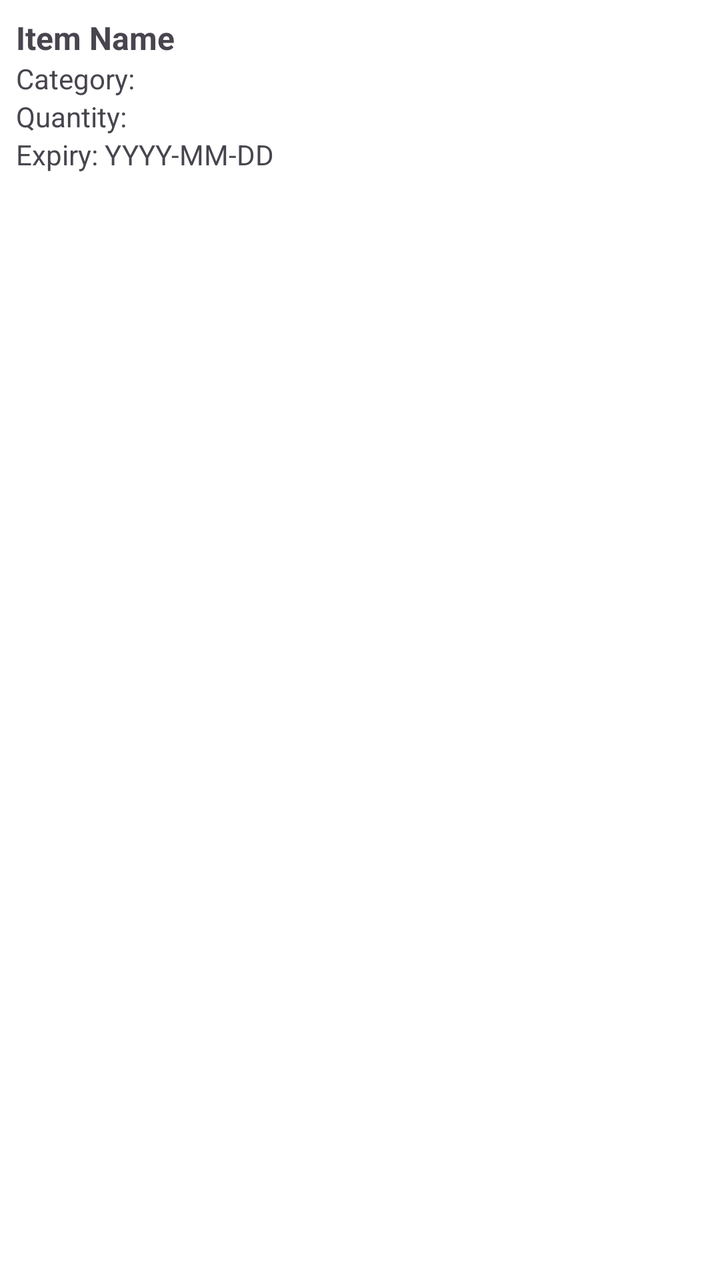
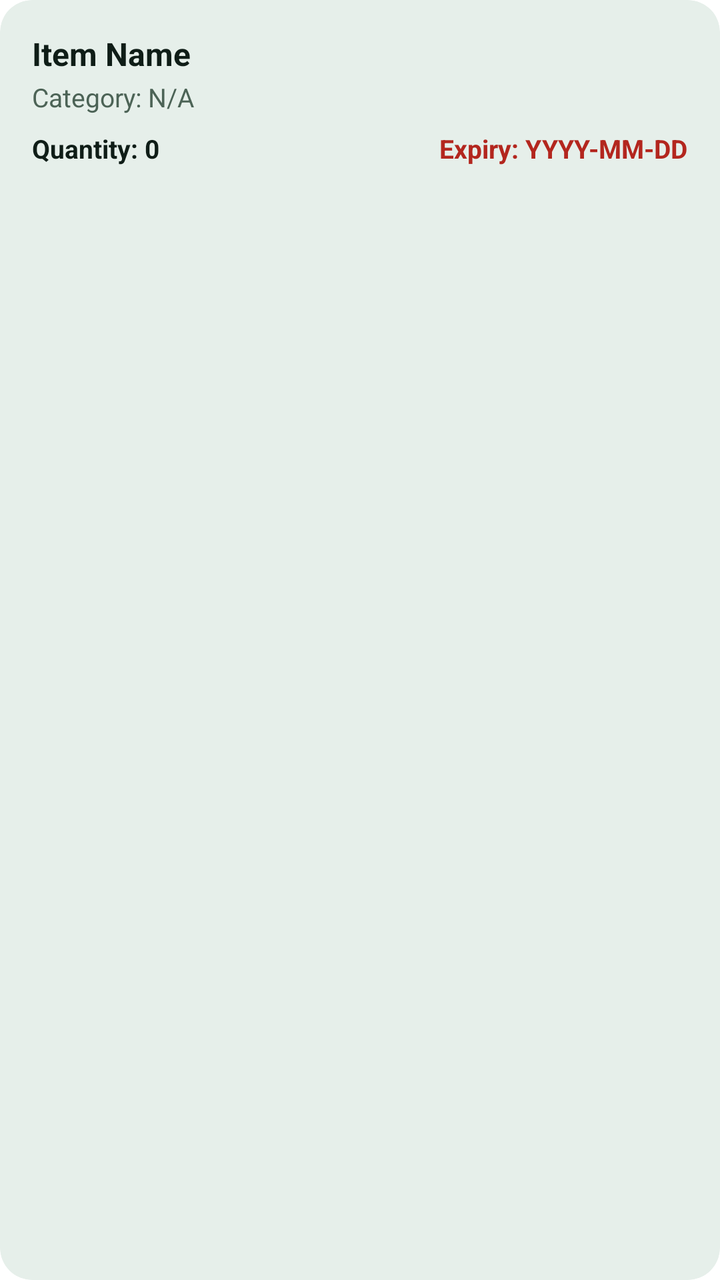

Compare the two renders of this Android layout. The source of the first and the diff that turns it into the second are given below.
<!-- AndroidManifest.xml: application theme Theme.PantryMinder -->
<!-- res/layout/item_expiry.xml -->
<?xml version="1.0" encoding="utf-8"?>
<LinearLayout xmlns:android="http://schemas.android.com/apk/res/android"
    android:layout_width="match_parent"
    android:layout_height="wrap_content"
    android:orientation="vertical"
    android:padding="8dp"
    android:background="?android:attr/selectableItemBackground">

    <TextView
        android:id="@+id/itemNameText"
        android:layout_width="match_parent"
        android:layout_height="wrap_content"
        android:text="Item Name"
        android:textSize="16sp"
        android:textStyle="bold" />

    <TextView
        android:id="@+id/itemCategoryText"
        android:layout_width="match_parent"
        android:layout_height="wrap_content"
        android:text="Category: "
        android:textSize="14sp" />

    <TextView
        android:id="@+id/itemQuantityText"
        android:layout_width="match_parent"
        android:layout_height="wrap_content"
        android:text="Quantity: " />

    <TextView
        android:id="@+id/itemExpiryText"
        android:layout_width="match_parent"
        android:layout_height="wrap_content"
        android:text="Expiry: YYYY-MM-DD" />

</LinearLayout>
<!-- resources referenced by this layout -->
<resources>
  <style name="Theme.PantryMinder" parent="Theme.Material3.Light.NoActionBar">
          
          <item name="colorPrimary">#4CAF50</item>
          <item name="colorPrimaryDark">#388E3C</item>
          <item name="colorAccent">#4CAF50</item>
  
          
          <item name="android:windowBackground">#FFFFFF</item>
          <item name="android:navigationBarColor">#FFFFFF</item>
          <item name="android:statusBarColor">#388E3C</item>
  
          
          <item name="android:textColorPrimary">#212121</item>
          <item name="android:textColorSecondary">#757575</item>
  
          
          <item name="materialButtonStyle">@style/Widget.PantryMinder.Button</item>
          <item name="android:buttonStyle">@style/Widget.PantryMinder.Button</item>
      </style>
  <style name="Widget.PantryMinder.Button" parent="Widget.Material3.Button">
          <item name="backgroundTint">#4CAF50</item>
          <item name="android:textColor">#FFFFFF</item>
          <item name="cornerRadius">12dp</item>
      </style>
</resources>

<!-- the commit's change to res/layout/item_expiry.xml (unified diff, before → after) -->
@@ -1,36 +1,65 @@
 <?xml version="1.0" encoding="utf-8"?>
-<LinearLayout xmlns:android="http://schemas.android.com/apk/res/android"
+<com.google.android.material.card.MaterialCardView
+    xmlns:android="http://schemas.android.com/apk/res/android"
+    xmlns:app="http://schemas.android.com/apk/res-auto"
     android:layout_width="match_parent"
     android:layout_height="wrap_content"
-    android:orientation="vertical"
-    android:padding="8dp"
-    android:background="?android:attr/selectableItemBackground">
+    android:layout_marginHorizontal="4dp"
+    android:layout_marginVertical="4dp"
+    android:layout_marginBottom="8dp"
+    app:cardBackgroundColor="#E6EFEA"
+    app:cardCornerRadius="16dp"
+    app:cardElevation="0dp"
+    app:strokeWidth="0dp">
 
-    <TextView
-        android:id="@+id/itemNameText"
+    <LinearLayout
         android:layout_width="match_parent"
         android:layout_height="wrap_content"
-        android:text="Item Name"
-        android:textSize="16sp"
-        android:textStyle="bold" />
+        android:orientation="vertical"
+        android:padding="16dp">
 
-    <TextView
-        android:id="@+id/itemCategoryText"
-        android:layout_width="match_parent"
-        android:layout_height="wrap_content"
-        android:text="Category: "
-        android:textSize="14sp" />
+        <TextView
+            android:id="@+id/itemNameText"
+            android:layout_width="match_parent"
+            android:layout_height="wrap_content"
+            android:text="Item Name"
+            android:textColor="#0F1D17"
+            android:textSize="16sp"
+            android:textStyle="bold" />
 
-    <TextView
-        android:id="@+id/itemQuantityText"
-        android:layout_width="match_parent"
-        android:layout_height="wrap_content"
-        android:text="Quantity: " />
+        <TextView
+            android:id="@+id/itemCategoryText"
+            android:layout_width="match_parent"
+            android:layout_height="wrap_content"
+            android:layout_marginTop="2dp"
+            android:text="Category: N/A"
+            android:textColor="#4C6356"
+            android:textSize="13sp" />
 
-    <TextView
-        android:id="@+id/itemExpiryText"
-        android:layout_width="match_parent"
-        android:layout_height="wrap_content"
-        android:text="Expiry: YYYY-MM-DD" />
+        <LinearLayout
+            android:layout_width="match_parent"
+            android:layout_height="wrap_content"
+            android:layout_marginTop="8dp"
+            android:orientation="horizontal">
 
-</LinearLayout>
+            <TextView
+                android:id="@+id/itemQuantityText"
+                android:layout_width="0dp"
+                android:layout_height="wrap_content"
+                android:layout_weight="1"
+                android:text="Quantity: 0"
+                android:textColor="#0F1D17"
+                android:textSize="13sp"
+                android:textStyle="bold" />
+
+            <TextView
+                android:id="@+id/itemExpiryText"
+                android:layout_width="wrap_content"
+                android:layout_height="wrap_content"
+                android:text="Expiry: YYYY-MM-DD"
+                android:textColor="#B3261E"
+                android:textSize="13sp"
+                android:textStyle="bold" />
+        </LinearLayout>
+    </LinearLayout>
+</com.google.android.material.card.MaterialCardView>
<!-- resource entries referenced after the edit -->
@@ -1,6 +1,8 @@
 <!-- resources referenced by this layout -->
 <resources>
   <style name="Theme.PantryMinder" parent="Theme.Material3.Light.NoActionBar">
+          <item name="android:fitsSystemWindows">true</item>
+          <item name="android:windowLightStatusBar">false</item>
           
           <item name="colorPrimary">#4CAF50</item>
           <item name="colorPrimaryDark">#388E3C</item>
